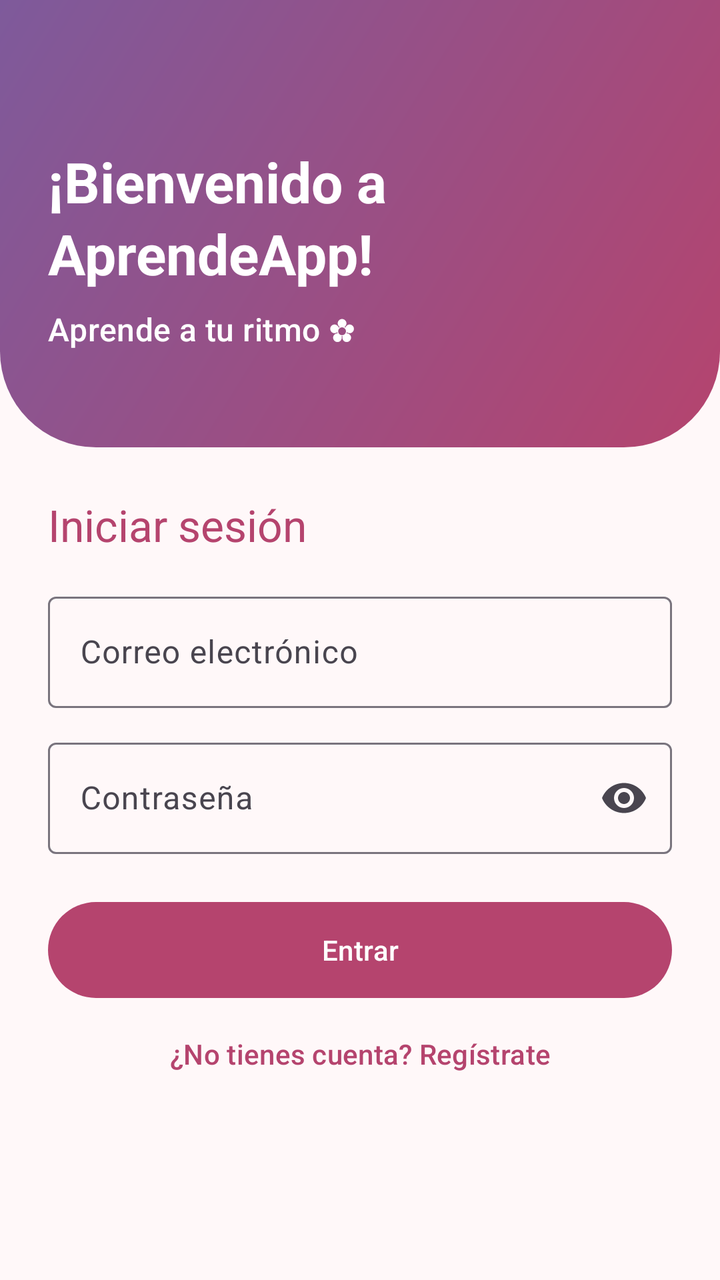
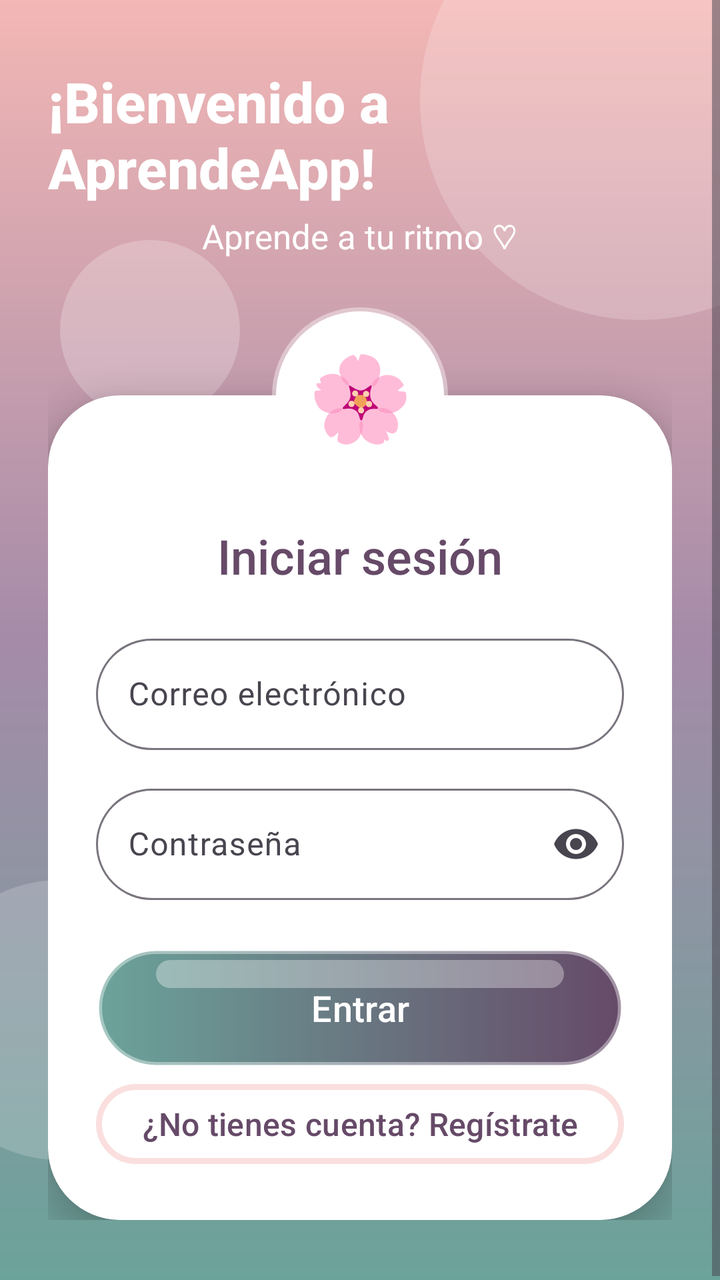

An Android layout rendered at two revisions. The XML below is the earlier revision; the diff shows what the commit changed to produce the second picture.
<!-- AndroidManifest.xml: application theme Theme.RecursosDeAprendizaje -->
<!-- res/layout/activity_login.xml -->
<?xml version="1.0" encoding="utf-8"?>
<ScrollView xmlns:android="http://schemas.android.com/apk/res/android"
    xmlns:app="http://schemas.android.com/apk/res-auto"
    android:layout_width="match_parent"
    android:layout_height="match_parent"
    android:fillViewport="true">

    <LinearLayout
        android:layout_width="match_parent"
        android:layout_height="wrap_content"
        android:orientation="vertical">

        <LinearLayout
            android:layout_width="match_parent"
            android:layout_height="wrap_content"
            android:background="@drawable/bg_encabezado"
            android:orientation="vertical"
            android:paddingHorizontal="24dp"
            android:paddingTop="72dp"
            android:paddingBottom="48dp">

            <TextView
                android:layout_width="wrap_content"
                android:layout_height="wrap_content"
                android:text="@string/welcome_message"
                android:textAppearance="?attr/textAppearanceHeadlineMedium"
                android:textColor="@color/white"
                android:textStyle="bold" />

            <TextView
                android:layout_width="wrap_content"
                android:layout_height="wrap_content"
                android:layout_marginTop="8dp"
                android:text="@string/login_subtitulo"
                android:textAppearance="?attr/textAppearanceTitleMedium"
                android:textColor="@color/white" />
        </LinearLayout>

        <LinearLayout
            android:layout_width="match_parent"
            android:layout_height="wrap_content"
            android:orientation="vertical"
            android:padding="24dp">

            <TextView
                android:layout_width="wrap_content"
                android:layout_height="wrap_content"
                android:text="@string/login_titulo"
                android:textAppearance="?attr/textAppearanceTitleLarge"
                android:textColor="?attr/colorPrimary" />

            <com.google.android.material.textfield.TextInputLayout
                android:id="@+id/tilEmail"
                style="@style/Widget.Material3.TextInputLayout.OutlinedBox"
                android:layout_width="match_parent"
                android:layout_height="wrap_content"
                android:layout_marginTop="16dp"
                android:hint="@string/campo_email">

                <com.google.android.material.textfield.TextInputEditText
                    android:id="@+id/etEmail"
                    android:layout_width="match_parent"
                    android:layout_height="wrap_content"
                    android:inputType="textEmailAddress" />
            </com.google.android.material.textfield.TextInputLayout>

            <com.google.android.material.textfield.TextInputLayout
                android:id="@+id/tilPassword"
                style="@style/Widget.Material3.TextInputLayout.OutlinedBox"
                android:layout_width="match_parent"
                android:layout_height="wrap_content"
                android:layout_marginTop="12dp"
                android:hint="@string/campo_password"
                app:endIconMode="password_toggle">

                <com.google.android.material.textfield.TextInputEditText
                    android:id="@+id/etPassword"
                    android:layout_width="match_parent"
                    android:layout_height="wrap_content"
                    android:inputType="textPassword" />
            </com.google.android.material.textfield.TextInputLayout>

            <com.google.android.material.progressindicator.CircularProgressIndicator
                android:id="@+id/progress"
                android:layout_width="wrap_content"
                android:layout_height="wrap_content"
                android:layout_gravity="center_horizontal"
                android:layout_marginTop="16dp"
                android:indeterminate="true"
                android:visibility="gone" />

            <com.google.android.material.button.MaterialButton
                android:id="@+id/btnLogin"
                android:layout_width="match_parent"
                android:layout_height="56dp"
                android:layout_marginTop="20dp"
                android:text="@string/login_boton" />

            <com.google.android.material.button.MaterialButton
                android:id="@+id/btnIrRegistro"
                style="@style/Widget.Material3.Button.TextButton"
                android:layout_width="match_parent"
                android:layout_height="wrap_content"
                android:text="@string/login_ir_registro" />
        </LinearLayout>
    </LinearLayout>
</ScrollView>
<!-- resources referenced by this layout -->
<resources>
  <!-- drawable bg_encabezado (drawable) -->
  <?xml version="1.0" encoding="utf-8"?>
  <shape xmlns:android="http://schemas.android.com/apk/res/android"
      android:shape="rectangle">
      <gradient
          android:angle="135"
          android:endColor="@color/degradado_fin"
          android:startColor="@color/degradado_inicio" />
      <corners
          android:bottomLeftRadius="48dp"
          android:bottomRightRadius="48dp" />
  </shape>
  <string name="login_subtitulo">Aprende a tu ritmo ✿</string>
  <color name="degradado_fin">#7E5A9B</color>
  <color name="degradado_inicio">#B5446E</color>
  <style name="Base.Theme.RecursosDeAprendizaje" parent="Theme.Material3.DayNight.NoActionBar">
          <item name="colorPrimary">@color/rosa</item>
          <item name="colorOnPrimary">@color/white</item>
          <item name="colorPrimaryContainer">@color/rosa_claro</item>
          <item name="colorOnPrimaryContainer">#3E0021</item>
          <item name="colorSecondary">@color/lila</item>
          <item name="colorOnSecondary">@color/white</item>
          <item name="colorSecondaryContainer">@color/lila_claro</item>
          <item name="colorOnSecondaryContainer">#2A0A4A</item>
          <item name="android:colorBackground">@color/rosa_fondo</item>
          <item name="colorSurface">@color/rosa_fondo</item>
          <item name="colorSurfaceContainerLow">@color/rosa_superficie</item>
          <item name="colorSurfaceContainer">@color/rosa_superficie</item>
          <item name="colorSurfaceContainerHigh">@color/rosa_claro</item>
          <item name="shapeAppearanceSmallComponent">@style/ShapeAppearance.App.Small</item>
          <item name="shapeAppearanceMediumComponent">@style/ShapeAppearance.App.Medium</item>
          <item name="shapeAppearanceLargeComponent">@style/ShapeAppearance.App.Large</item>
      </style>
  <color name="rosa">#B5446E</color>
  <color name="rosa_claro">#FFD9E3</color>
  <color name="lila">#7E5A9B</color>
  <color name="lila_claro">#EBDDFF</color>
  <color name="rosa_fondo">#FFF8F9</color>
  <color name="rosa_superficie">#FDECF0</color>
  <style name="ShapeAppearance.App.Small" parent="ShapeAppearance.Material3.SmallComponent">
          <item name="cornerFamily">rounded</item>
          <item name="cornerSize">16dp</item>
      </style>
  <style name="ShapeAppearance.App.Medium" parent="ShapeAppearance.Material3.MediumComponent">
          <item name="cornerFamily">rounded</item>
          <item name="cornerSize">24dp</item>
      </style>
  <style name="ShapeAppearance.App.Large" parent="ShapeAppearance.Material3.LargeComponent">
          <item name="cornerFamily">rounded</item>
          <item name="cornerSize">28dp</item>
      </style>
  <!-- unchanged entries left out for length: 8 -->
</resources>

<!-- the commit's change to res/layout/activity_login.xml (unified diff, before → after) -->
@@ -3,105 +3,137 @@
     xmlns:app="http://schemas.android.com/apk/res-auto"
     android:layout_width="match_parent"
     android:layout_height="match_parent"
+    android:background="@drawable/bg_login"
     android:fillViewport="true">
 
     <LinearLayout
         android:layout_width="match_parent"
         android:layout_height="wrap_content"
-        android:orientation="vertical">
+        android:gravity="center"
+        android:orientation="vertical"
+        android:paddingHorizontal="24dp"
+        android:paddingVertical="32dp">
 
-        <LinearLayout
+        <TextView
+            android:layout_width="wrap_content"
+            android:layout_height="wrap_content"
+            android:fontFamily="sans-serif-medium"
+            android:text="@string/welcome_message"
+            android:textColor="@color/white"
+            android:textSize="28sp"
+            android:textStyle="bold" />
+
+        <TextView
+            android:layout_width="wrap_content"
+            android:layout_height="wrap_content"
+            android:layout_marginTop="4dp"
+            android:text="@string/login_subtitulo"
+            android:textColor="@color/white"
+            android:textSize="17sp" />
+
+        <FrameLayout
             android:layout_width="match_parent"
             android:layout_height="wrap_content"
-            android:background="@drawable/bg_encabezado"
-            android:orientation="vertical"
-            android:paddingHorizontal="24dp"
-            android:paddingTop="72dp"
-            android:paddingBottom="48dp">
+            android:layout_marginTop="24dp">
+
+            <com.google.android.material.card.MaterialCardView
+                style="@style/Widget.App.Card"
+                android:layout_width="match_parent"
+                android:layout_height="wrap_content"
+                android:layout_marginTop="44dp"
+                app:cardCornerRadius="36dp"
+                app:cardElevation="10dp"
+                app:strokeColor="#80FFFFFF"
+                app:strokeWidth="3dp">
+
+                <LinearLayout
+                    android:layout_width="match_parent"
+                    android:layout_height="wrap_content"
+                    android:orientation="vertical"
+                    android:paddingHorizontal="24dp"
+                    android:paddingTop="64dp"
+                    android:paddingBottom="24dp">
+
+                    <TextView
+                        android:layout_width="match_parent"
+                        android:layout_height="wrap_content"
+                        android:fontFamily="sans-serif-medium"
+                        android:gravity="center"
+                        android:text="@string/login_titulo"
+                        android:textColor="?attr/colorPrimary"
+                        android:textSize="24sp" />
+
+                    <com.google.android.material.textfield.TextInputLayout
+                        android:id="@+id/tilEmail"
+                        style="@style/Widget.App.TextInput"
+                        android:layout_width="match_parent"
+                        android:layout_height="wrap_content"
+                        android:layout_marginTop="20dp"
+                        android:hint="@string/campo_email">
+
+                        <com.google.android.material.textfield.TextInputEditText
+                            android:id="@+id/etEmail"
+                            android:layout_width="match_parent"
+                            android:layout_height="wrap_content"
+                            android:inputType="textEmailAddress" />
+                    </com.google.android.material.textfield.TextInputLayout>
+
+                    <com.google.android.material.textfield.TextInputLayout
+                        android:id="@+id/tilPassword"
+                        style="@style/Widget.App.TextInput"
+                        android:layout_width="match_parent"
+                        android:layout_height="wrap_content"
+                        android:layout_marginTop="14dp"
+                        android:hint="@string/campo_password"
+                        app:endIconMode="password_toggle">
+
+                        <com.google.android.material.textfield.TextInputEditText
+                            android:id="@+id/etPassword"
+                            android:layout_width="match_parent"
+                            android:layout_height="wrap_content"
+                            android:inputType="textPassword" />
+                    </com.google.android.material.textfield.TextInputLayout>
+
+                    <com.google.android.material.progressindicator.CircularProgressIndicator
+                        android:id="@+id/progress"
+                        android:layout_width="wrap_content"
+                        android:layout_height="wrap_content"
+                        android:layout_gravity="center_horizontal"
+                        android:layout_marginTop="16dp"
+                        android:indeterminate="true"
+                        android:visibility="gone" />
+
+                    <com.google.android.material.button.MaterialButton
+                        android:id="@+id/btnLogin"
+                        android:layout_width="match_parent"
+                        android:layout_height="60dp"
+                        android:layout_marginTop="24dp"
+                        android:background="@drawable/bg_boton_burbuja"
+                        android:text="@string/login_boton"
+                        android:textColor="@color/white"
+                        android:textSize="18sp"
+                        app:backgroundTint="@null"
+                        app:strokeWidth="0dp" />
+
+                    <com.google.android.material.button.MaterialButton
+                        android:id="@+id/btnIrRegistro"
+                        style="@style/Widget.App.Button.Text"
+                        android:layout_width="match_parent"
+                        android:layout_height="wrap_content"
+                        android:layout_marginTop="4dp"
+                        android:text="@string/login_ir_registro" />
+                </LinearLayout>
+            </com.google.android.material.card.MaterialCardView>
 
             <TextView
-                android:layout_width="wrap_content"
-                android:layout_height="wrap_content"
-                android:text="@string/welcome_message"
-                android:textAppearance="?attr/textAppearanceHeadlineMedium"
-                android:textColor="@color/white"
-                android:textStyle="bold" />
-
-            <TextView
-                android:layout_width="wrap_content"
-                android:layout_height="wrap_content"
-                android:layout_marginTop="8dp"
-                android:text="@string/login_subtitulo"
-                android:textAppearance="?attr/textAppearanceTitleMedium"
-                android:textColor="@color/white" />
-        </LinearLayout>
-
-        <LinearLayout
-            android:layout_width="match_parent"
-            android:layout_height="wrap_content"
-            android:orientation="vertical"
-            android:padding="24dp">
-
-            <TextView
-                android:layout_width="wrap_content"
-                android:layout_height="wrap_content"
-                android:text="@string/login_titulo"
-                android:textAppearance="?attr/textAppearanceTitleLarge"
-                android:textColor="?attr/colorPrimary" />
-
-            <com.google.android.material.textfield.TextInputLayout
-                android:id="@+id/tilEmail"
-                style="@style/Widget.Material3.TextInputLayout.OutlinedBox"
-                android:layout_width="match_parent"
-                android:layout_height="wrap_content"
-                android:layout_marginTop="16dp"
-                android:hint="@string/campo_email">
-
-                <com.google.android.material.textfield.TextInputEditText
-                    android:id="@+id/etEmail"
-                    android:layout_width="match_parent"
-                    android:layout_height="wrap_content"
-                    android:inputType="textEmailAddress" />
-            </com.google.android.material.textfield.TextInputLayout>
-
-            <com.google.android.material.textfield.TextInputLayout
-                android:id="@+id/tilPassword"
-                style="@style/Widget.Material3.TextInputLayout.OutlinedBox"
-                android:layout_width="match_parent"
-                android:layout_height="wrap_content"
-                android:layout_marginTop="12dp"
-                android:hint="@string/campo_password"
-                app:endIconMode="password_toggle">
-
-                <com.google.android.material.textfield.TextInputEditText
-                    android:id="@+id/etPassword"
-                    android:layout_width="match_parent"
-                    android:layout_height="wrap_content"
-                    android:inputType="textPassword" />
-            </com.google.android.material.textfield.TextInputLayout>
-
-            <com.google.android.material.progressindicator.CircularProgressIndicator
-                android:id="@+id/progress"
-                android:layout_width="wrap_content"
-                android:layout_height="wrap_content"
-                android:layout_gravity="center_horizontal"
-                android:layout_marginTop="16dp"
-                android:indeterminate="true"
-                android:visibility="gone" />
-
-            <com.google.android.material.button.MaterialButton
-                android:id="@+id/btnLogin"
-                android:layout_width="match_parent"
-                android:layout_height="56dp"
-                android:layout_marginTop="20dp"
-                android:text="@string/login_boton" />
-
-            <com.google.android.material.button.MaterialButton
-                android:id="@+id/btnIrRegistro"
-                style="@style/Widget.Material3.Button.TextButton"
-                android:layout_width="match_parent"
-                android:layout_height="wrap_content"
-                android:text="@string/login_ir_registro" />
-        </LinearLayout>
+                android:layout_width="88dp"
+                android:layout_height="88dp"
+                android:layout_gravity="top|center_horizontal"
+                android:background="@drawable/bg_burbuja_logo"
+                android:elevation="14dp"
+                android:gravity="center"
+                android:text="@string/login_logo"
+                android:textSize="42sp" />
+        </FrameLayout>
     </LinearLayout>
 </ScrollView>
<!-- resource entries referenced after the edit -->
@@ -1,55 +1,148 @@
 <!-- resources referenced by this layout -->
 <resources>
-  <!-- drawable bg_encabezado (drawable) -->
+  <!-- drawable bg_boton_burbuja (drawable) -->
+  <?xml version="1.0" encoding="utf-8"?>
+  <ripple xmlns:android="http://schemas.android.com/apk/res/android"
+      android:color="#44FFFFFF">
+      <item>
+          <layer-list>
+              <item>
+                  <shape android:shape="rectangle">
+                      <gradient
+                          android:angle="0"
+                          android:endColor="#664A68"
+                          android:startColor="#6BA39A" />
+                      <corners android:radius="50dp" />
+                      <stroke android:width="3dp" android:color="#66FFFFFF" />
+                  </shape>
+              </item>
+              <item android:height="14dp" android:gravity="top" android:left="30dp" android:right="30dp" android:top="6dp">
+                  <shape android:shape="rectangle">
+                      <solid android:color="#55FFFFFF" />
+                      <corners android:radius="20dp" />
+                  </shape>
+              </item>
+          </layer-list>
+      </item>
+      <item android:id="@android:id/mask">
+          <shape android:shape="rectangle">
+              <solid android:color="#FFFFFFFF" />
+              <corners android:radius="50dp" />
+          </shape>
+      </item>
+  </ripple>
+  <!-- drawable bg_burbuja_logo (drawable) -->
   <?xml version="1.0" encoding="utf-8"?>
   <shape xmlns:android="http://schemas.android.com/apk/res/android"
-      android:shape="rectangle">
-      <gradient
-          android:angle="135"
-          android:endColor="@color/degradado_fin"
-          android:startColor="@color/degradado_inicio" />
-      <corners
-          android:bottomLeftRadius="48dp"
-          android:bottomRightRadius="48dp" />
+      android:shape="oval">
+      <solid android:color="#FFFFFFFF" />
+      <stroke
+          android:width="4dp"
+          android:color="#66FFFFFF" />
   </shape>
-  <string name="login_subtitulo">Aprende a tu ritmo ✿</string>
-  <color name="degradado_fin">#7E5A9B</color>
-  <color name="degradado_inicio">#B5446E</color>
+  <!-- drawable bg_login (drawable) -->
+  <?xml version="1.0" encoding="utf-8"?>
+  <layer-list xmlns:android="http://schemas.android.com/apk/res/android">
+      <item>
+          <shape android:shape="rectangle">
+              <gradient
+                  android:angle="270"
+                  android:centerColor="#A58BA8"
+                  android:endColor="#6BA39A"
+                  android:startColor="#F3B7B5" />
+          </shape>
+      </item>
+      <item android:width="220dp" android:height="220dp" android:gravity="top|end" android:right="-70dp" android:top="-60dp">
+          <shape android:shape="oval"><solid android:color="#30FFFFFF" /></shape>
+      </item>
+      <item android:width="140dp" android:height="140dp" android:gravity="bottom|start" android:left="-40dp" android:bottom="60dp">
+          <shape android:shape="oval"><solid android:color="#2EFFFFFF" /></shape>
+      </item>
+      <item android:width="90dp" android:height="90dp" android:gravity="top|start" android:left="30dp" android:top="120dp">
+          <shape android:shape="oval"><solid android:color="#3AFFFFFF" /></shape>
+      </item>
+      <item android:width="50dp" android:height="50dp" android:gravity="bottom|end" android:right="40dp" android:bottom="110dp">
+          <shape android:shape="oval"><solid android:color="#40FFFFFF" /></shape>
+      </item>
+      <item android:width="26dp" android:height="26dp" android:gravity="top|end" android:right="90dp" android:top="200dp">
+          <shape android:shape="oval"><solid android:color="#50FFFFFF" /></shape>
+      </item>
+      <item android:width="34dp" android:height="34dp" android:gravity="bottom|start" android:left="110dp" android:bottom="30dp">
+          <shape android:shape="oval"><solid android:color="#45FFFFFF" /></shape>
+      </item>
+  </layer-list>
+  <string name="login_logo">🌸</string>
+  <string name="login_subtitulo">Aprende a tu ritmo ♡</string>
+  <style name="Widget.App.Button.Text" parent="Widget.Material3.Button.TextButton">
+          <item name="cornerRadius">40dp</item>
+          <item name="android:textAllCaps">false</item>
+          <item name="android:fontFamily">sans-serif-medium</item>
+      </style>
+  <style name="Widget.App.Card" parent="Widget.Material3.CardView.Elevated">
+          <item name="cardCornerRadius">28dp</item>
+          <item name="cardElevation">4dp</item>
+          <item name="strokeColor">?attr/colorPrimaryContainer</item>
+          <item name="strokeWidth">1dp</item>
+      </style>
+  <style name="Widget.App.TextInput" parent="Widget.Material3.TextInputLayout.OutlinedBox">
+          <item name="boxCornerRadiusTopStart">28dp</item>
+          <item name="boxCornerRadiusTopEnd">28dp</item>
+          <item name="boxCornerRadiusBottomStart">28dp</item>
+          <item name="boxCornerRadiusBottomEnd">28dp</item>
+      </style>
   <style name="Base.Theme.RecursosDeAprendizaje" parent="Theme.Material3.DayNight.NoActionBar">
-          <item name="colorPrimary">@color/rosa</item>
+          <item name="colorPrimary">@color/morado_oscuro</item>
           <item name="colorOnPrimary">@color/white</item>
-          <item name="colorPrimaryContainer">@color/rosa_claro</item>
-          <item name="colorOnPrimaryContainer">#3E0021</item>
-          <item name="colorSecondary">@color/lila</item>
+          <item name="colorPrimaryContainer">@color/rosa_pastel</item>
+          <item name="colorOnPrimaryContainer">#3A2540</item>
+          <item name="colorSecondary">@color/teal_oscuro</item>
           <item name="colorOnSecondary">@color/white</item>
-          <item name="colorSecondaryContainer">@color/lila_claro</item>
-          <item name="colorOnSecondaryContainer">#2A0A4A</item>
-          <item name="android:colorBackground">@color/rosa_fondo</item>
-          <item name="colorSurface">@color/rosa_fondo</item>
-          <item name="colorSurfaceContainerLow">@color/rosa_superficie</item>
-          <item name="colorSurfaceContainer">@color/rosa_superficie</item>
-          <item name="colorSurfaceContainerHigh">@color/rosa_claro</item>
+          <item name="colorSecondaryContainer">@color/teal_pastel</item>
+          <item name="colorOnSecondaryContainer">#1E4642</item>
+          <item name="colorTertiaryContainer">@color/rosa_medio</item>
+          <item name="android:colorBackground">@color/fondo_crema</item>
+          <item name="colorSurface">@color/fondo_crema</item>
+          <item name="colorOnSurface">@color/texto_ciruela</item>
+          <item name="colorOnBackground">@color/texto_ciruela</item>
+          <item name="colorSurfaceContainerLow">@color/white</item>
+          <item name="colorSurfaceContainer">@color/superficie_rosa</item>
+          <item name="colorSurfaceContainerHigh">@color/rosa_pastel</item>
           <item name="shapeAppearanceSmallComponent">@style/ShapeAppearance.App.Small</item>
           <item name="shapeAppearanceMediumComponent">@style/ShapeAppearance.App.Medium</item>
           <item name="shapeAppearanceLargeComponent">@style/ShapeAppearance.App.Large</item>
+          <item name="materialButtonStyle">@style/Widget.App.Button</item>
+          <item name="textInputStyle">@style/Widget.App.TextInput</item>
       </style>
-  <color name="rosa">#B5446E</color>
-  <color name="rosa_claro">#FFD9E3</color>
-  <color name="lila">#7E5A9B</color>
-  <color name="lila_claro">#EBDDFF</color>
-  <color name="rosa_fondo">#FFF8F9</color>
-  <color name="rosa_superficie">#FDECF0</color>
+  <color name="morado_oscuro">#664A68</color>
+  <color name="rosa_pastel">#FADFDE</color>
+  <color name="teal_oscuro">#6BA39A</color>
+  <color name="teal_pastel">#BDE2DD</color>
+  <color name="rosa_medio">#F3B7B5</color>
+  <color name="fondo_crema">#FFF8F7</color>
+  <color name="texto_ciruela">#3D2B40</color>
+  <color name="superficie_rosa">#FDEDEC</color>
   <style name="ShapeAppearance.App.Small" parent="ShapeAppearance.Material3.SmallComponent">
           <item name="cornerFamily">rounded</item>
-          <item name="cornerSize">16dp</item>
+          <item name="cornerSize">20dp</item>
       </style>
   <style name="ShapeAppearance.App.Medium" parent="ShapeAppearance.Material3.MediumComponent">
           <item name="cornerFamily">rounded</item>
-          <item name="cornerSize">24dp</item>
+          <item name="cornerSize">28dp</item>
       </style>
   <style name="ShapeAppearance.App.Large" parent="ShapeAppearance.Material3.LargeComponent">
           <item name="cornerFamily">rounded</item>
-          <item name="cornerSize">28dp</item>
+          <item name="cornerSize">32dp</item>
+      </style>
+  <style name="Widget.App.Button" parent="Widget.Material3.Button">
+          <item name="cornerRadius">40dp</item>
+          <item name="android:minHeight">52dp</item>
+          <item name="android:insetTop">0dp</item>
+          <item name="android:insetBottom">0dp</item>
+          <item name="android:textAllCaps">false</item>
+          <item name="android:textSize">16sp</item>
+          <item name="android:fontFamily">sans-serif-medium</item>
+          <item name="strokeColor">?attr/colorPrimaryContainer</item>
+          <item name="strokeWidth">3dp</item>
       </style>
   <!-- unchanged entries left out for length: 8 -->
 </resources>
